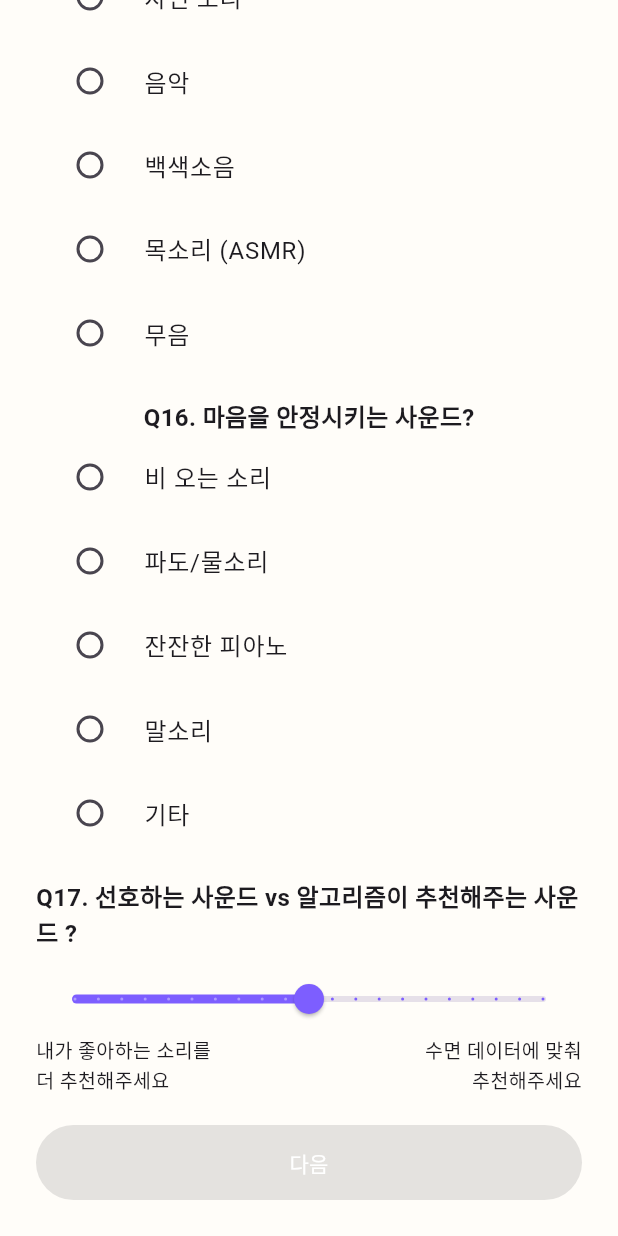
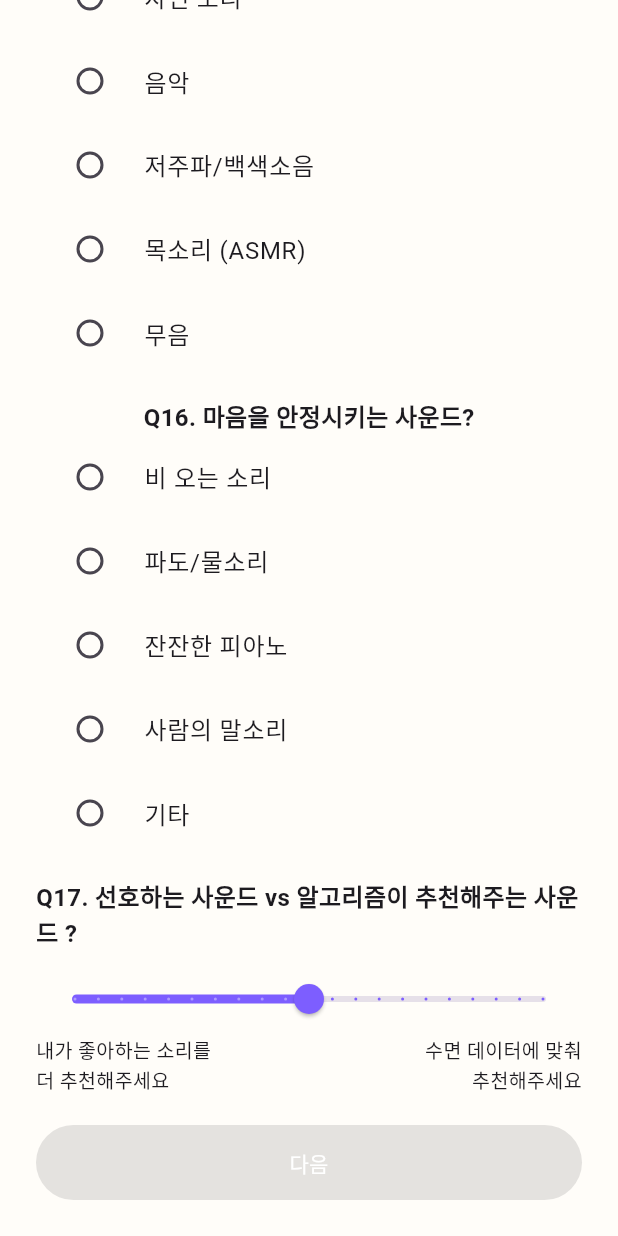
Before and after one commit to Ko-o-ala/NewFrontend, a Flutter app: the SoundPage screen opened directly with empty values, scrolled down 214 dp, on a phone screen of 412 x 824 dp. Run offline on Flutter 3.47's test engine with Material 3 defaults, Android fonts, the phone set to English and light mode, and no system bars; our stand-ins replace fl_chart, flutter_secure_storage, hive, hive_flutter, just_audio, percent_indicator and 2 more; missing offline and left inert: health; accounts and stored records are empty; network calls fail.

Commit message:
오류 수정중

```diff
--- a/lib/signin/pages/sound_page.dart
+++ b/lib/signin/pages/sound_page.dart
@@ -3,21 +3,20 @@ import 'package:flutter_secure_storage/flutter_secure_storage.dart';
 import '../onboarding_data.dart';
 
 final storage = FlutterSecureStorage();
-const Map<String, String> sleepIssuesMap = {
-  '잠들기 어려움': 'fallAsleepHard',
-  '자주 깨요': 'wakeOften',
-  '일찍 깨요': 'wakeEarly',
-  '낮 졸림': 'daySleepy',
-  '악몽/불안': 'nightmares',
-  '움직임 많음': 'movesALot',
-  '없음': 'none',
+
+const Map<String, String> preferredSleepSoundMap = {
+  '자연 소리': 'nature',
+  '음악': 'music',
+  '저주파/백색소음': 'lowFreq', // ← 옵션/라벨 이 이름으로 고정
+  '목소리 (ASMR)': 'voice',
+  '무음': 'silence',
 };
 
-const Map<String, String> emotionalSleepMap = {
-  '스트레스': 'stress',
-  '불안감': 'anxiety',
-  '외로움': 'loneliness',
-  '긴장': 'tension',
+const Map<String, String> calmingSoundTypeMap = {
+  '비 오는 소리': 'rain',
+  '파도/물소리': 'waves',
+  '잔잔한 피아노': 'piano',
+  '사람의 말소리': 'humanVoice', // ← 옵션/라벨 이 이름으로 고정
   '기타': 'other',
 };
 
@@ -30,10 +29,12 @@ class SoundPage extends StatefulWidget {
 }
 
 class _SoundPageState extends State<SoundPage> {
-  String? preferredSleepSound, calmingSoundType;
-  bool get isValid => preferredSleepSound != null && calmingSoundType != null;
-  double stressLevel = 5;
-  double preferenceBalance = 0.5; // 초기값
+  String? preferredSleepSoundLabel; // 라벨(한국어) 보관
+  String? calmingSoundTypeLabel; // 라벨(한국어) 보관
+  double preferenceBalance = 0.5; // 0.0 ~ 1.0
+
+  bool get isValid =>
+      preferredSleepSoundLabel != null && calmingSoundTypeLabel != null;
 
   @override
   Widget build(BuildContext context) {
@@ -46,39 +47,42 @@ class _SoundPageState extends State<SoundPage> {
             children: [
               Image.asset('lib/assets/koala.png', width: 120),
               const SizedBox(height: 16),
-              Text(
+
+              // Q15
+              const Text(
                 'Q15. 수면 시 듣고 싶은 소리는?',
-                style: const TextStyle(
-                  fontSize: 16,
-                  fontWeight: FontWeight.w600,
+                style: TextStyle(fontSize: 16, fontWeight: FontWeight.w600),
+              ),
+              ...preferredSleepSoundMap.keys.map(
+                (label) => RadioListTile<String>(
+                  title: Text(label),
+                  value: label,
+                  groupValue: preferredSleepSoundLabel,
+                  onChanged:
+                      (v) => setState(() => preferredSleepSoundLabel = v),
                 ),
               ),
-              ...['자연 소리', '음악', '백색소음', '목소리 (ASMR)', '무음'].map(
-                (o) => RadioListTile(
-                  title: Text(o),
-                  value: o,
-                  groupValue: preferredSleepSound,
-                  onChanged: (v) => setState(() => preferredSleepSound = v),
+
+              const SizedBox(height: 16),
+
+              // Q16
+              const Text(
+                'Q16. 마음을 안정시키는 사운드?',
+                style: TextStyle(fontSize: 16, fontWeight: FontWeight.w600),
+              ),
+              ...calmingSoundTypeMap.keys.map(
+                (label) => RadioListTile<String>(
+                  title: Text(label),
+                  value: label,
+                  groupValue: calmingSoundTypeLabel,
+                  onChanged: (v) => setState(() => calmingSoundTypeLabel = v),
                 ),
               ),
+
               const SizedBox(height: 16),
-              Text(
-                'Q16. 마음을 안정시키는 사운드?',
-                style: const TextStyle(
-                  fontSize: 16,
-                  fontWeight: FontWeight.w600,
-                ),
-              ),
-              ...['비 오는 소리', '파도/물소리', '잔잔한 피아노', '말소리', '기타'].map(
-                (o) => RadioListTile(
-                  title: Text(o),
-                  value: o,
-                  groupValue: calmingSoundType,
-                  onChanged: (v) => setState(() => calmingSoundType = v),
-                ),
-              ),
-              const SizedBox(height: 16),
-              Text(
+
+              // Q17
+              const Text(
                 'Q17. 선호하는 사운드 vs 알고리즘이 추천해주는 사운드 ?',
                 style: TextStyle(fontSize: 16, fontWeight: FontWeight.w600),
               ),
@@ -89,7 +93,7 @@ class _SoundPageState extends State<SoundPage> {
                 divisions: 20,
                 value: preferenceBalance,
                 onChanged: (v) => setState(() => preferenceBalance = v),
-                activeColor: Color(0xFF7D5EFF),
+                activeColor: const Color(0xFF7D5EFF),
               ),
               Row(
                 mainAxisAlignment: MainAxisAlignment.spaceBetween,
@@ -110,23 +114,37 @@ class _SoundPageState extends State<SoundPage> {
                   ),
                 ],
               ),
+
               const SizedBox(height: 20),
+
               ElevatedButton(
                 onPressed:
                     isValid
                         ? () async {
                           final m = OnboardingData.answers;
-                          m['preferredSleepSound'] = preferredSleepSound;
-                          m['calmingSoundType'] = calmingSoundType;
+
+                          // 라벨 → enum 값 변환
+                          final preferredEnum =
+                              preferredSleepSoundMap[preferredSleepSoundLabel]!;
+                          final calmingEnum =
+                              calmingSoundTypeMap[calmingSoundTypeLabel]!;
+
+                          // 서버 스펙에 맞게 저장
+                          m['preferredSleepSound'] =
+                              preferredEnum; // ex) 'nature'
+                          m['calmingSoundType'] = calmingEnum; // ex) 'rain'
                           m['preferenceBalance'] = preferenceBalance;
+                          // 만약 서버가 0~100 정수를 요구한다면:
+                          // m['preferenceBalance'] = (preferenceBalance * 100).round();
 
+                          // 보조 저장
                           await storage.write(
                             key: 'preferredSleepSound',
-                            value: preferredSleepSound,
+                            value: preferredEnum,
                           );
                           await storage.write(
                             key: 'calmingSoundType',
-                            value: calmingSoundType,
+                            value: calmingEnum,
                           );
                           await storage.write(
                             key: 'preferenceBalance',
--- a/lib/signin/pages/welcome_page.dart
+++ b/lib/signin/pages/welcome_page.dart
@@ -65,6 +65,7 @@ class _WelcomePageState extends State<WelcomePage> {
                         ? () async {
                           final name = _nameCtrl.text.trim();
                           OnboardingData.answers['name'] = name;
+                          await storage.write(key: 'name', value: name);
                           await storage.write(key: 'username', value: name);
                           widget.onNext();
                         }
--- a/lib/signin/signin.dart
+++ b/lib/signin/signin.dart
@@ -51,8 +51,8 @@ class _SignInScreenState extends State<SignInScreen> {
           'userID': idController.text.trim(),
           'name': savedName,
           'password': passwordController.text,
-          'birthdate': birthdateController.text.trim(), // 문자열
-          'gender': selectedGender, // 숫자 (1 or 2)
+          'birthdate': birthdateController.text.trim(),
+          'gender': selectedGender,
         }),
       );
 
```
Also changed, not shown: lib/signin/pages/problem_page.dart (+93 -21 lines), lib/sleep_dashboard/monthly_sleep_screen.dart (+76 -17 lines).
